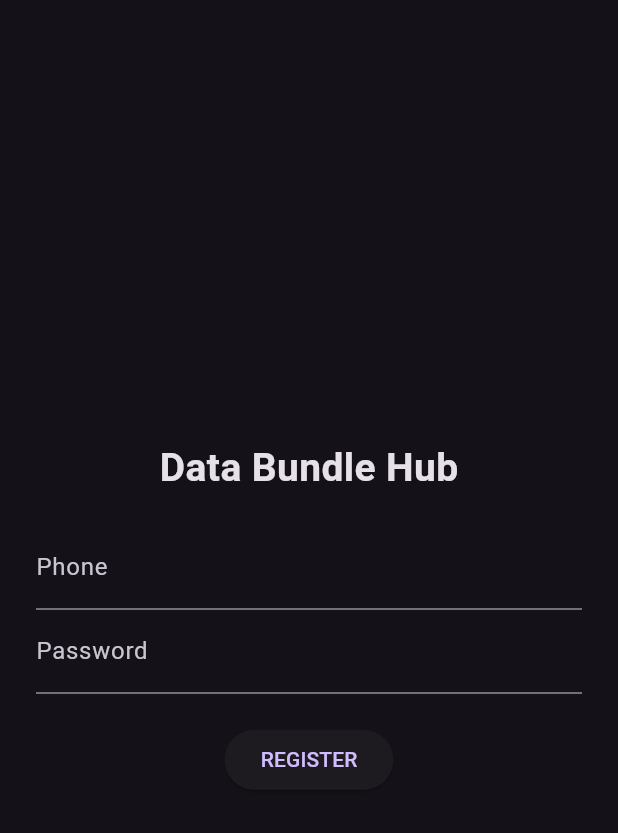
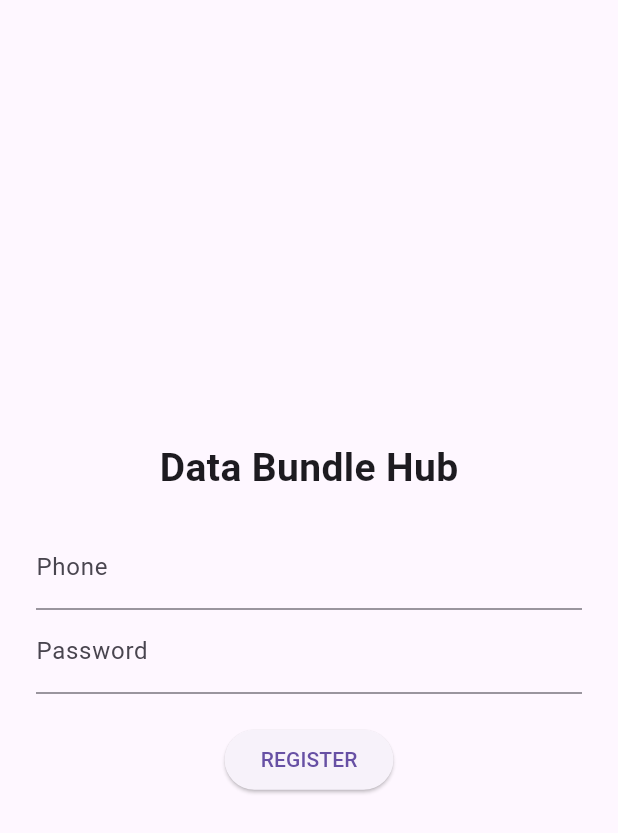
Before and after one commit to sulimanalhassan123as-code/datahub-flutter, a Flutter app: the screen it shows after launch, on a phone screen of 412 x 824 dp. Shown: the top 833 px of the screen. Run offline on Flutter 3.47's test engine with Material 3 defaults, Android fonts, the phone set to English and light mode, and no system bars.

Commit message:
Update main.dart

```diff
--- a/lib/main.dart
+++ b/lib/main.dart
@@ -12,8 +12,7 @@ class MyApp extends StatelessWidget {
   Widget build(BuildContext context) {
     return MaterialApp(
       debugShowCheckedModeBanner: false,
-      title: 'DataHub',
-      theme: ThemeData.dark(),
+      title: 'Data Bundle Hub',
       home: const AuthScreen(),
     );
   }
```
